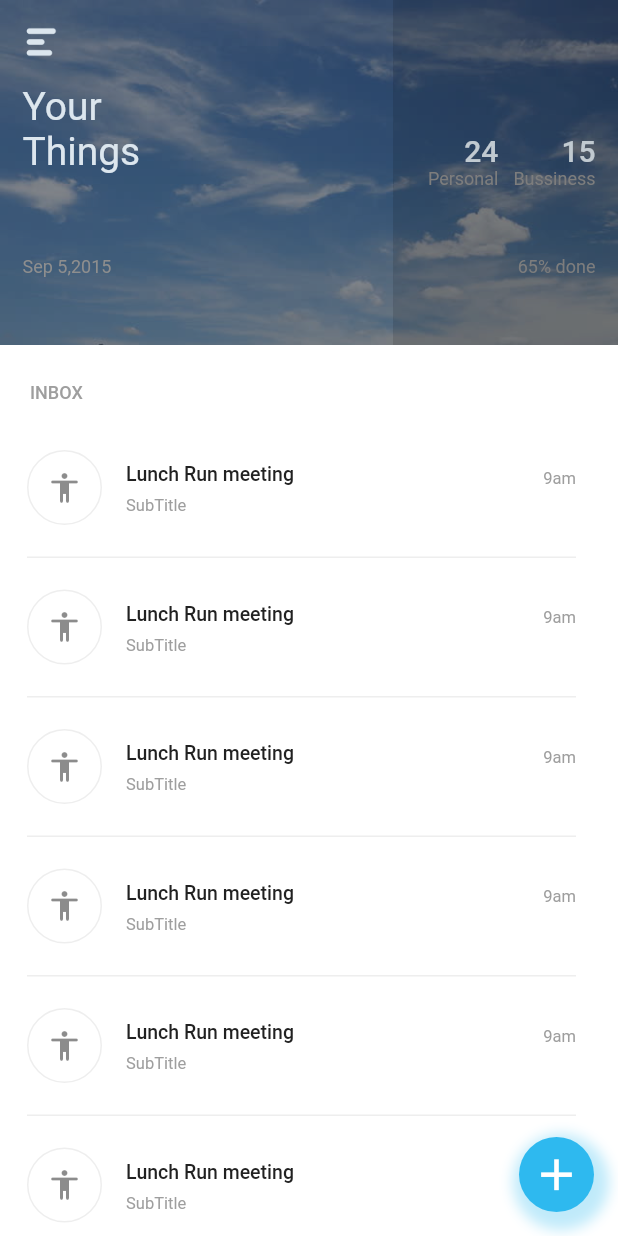
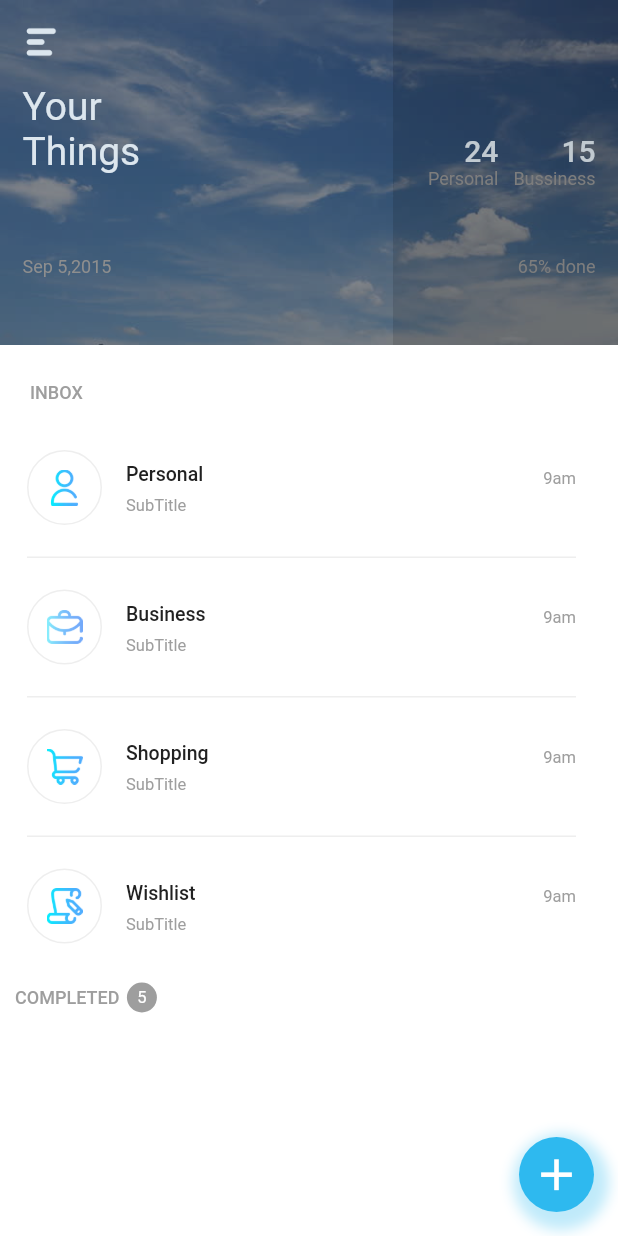
Before and after one commit to shaileshsuhagiya/todo-app-firebase-realtime, a Flutter app: the HomeScreen screen opened directly, on a phone screen of 412 x 824 dp. Run offline on Flutter 3.47's test engine with Material 2 defaults, Android fonts, the phone set to English and light mode, and no system bars; our stand-ins replace animated_theme_switcher, cached_network_image, cloud_firestore, file_picker, firebase_auth, firebase_core and 9 more; accounts and stored records are empty; Roboto replaces fonts that are missing (SFProText).

Commit message:
- Added animation and drop down category

```diff
--- a/lib/main.dart
+++ b/lib/main.dart
@@ -36,7 +36,7 @@
             builder: EasyLoading.init(),
             debugShowCheckedModeBanner: false,
             theme: myTheme,
-            home:email==null? LoginScreen():const HomeScreen(),
+            home:email==null? LoginScreen(): HomeScreen(),
           );
         },
       ),
--- a/lib/src/configs/app_colors.dart
+++ b/lib/src/configs/app_colors.dart
@@ -20,5 +20,6 @@
   static const skyTextColor = Color(0xffdce6ee);
   static const skyBackgroundTextColor = Color(0xff2eb9ef);
   static const btnColor = Color(0xff2dbaef);
+  static const backGroundColor = Color(0xff46539e);
 
 }
--- /dev/null
+++ b/lib/src/constant/asset.dart
@@ -0,0 +1,6 @@
+class Asset{
+  static const wishListCategory = 'assets/images/ic_wishlist_category.png';
+  static const shoppingCategory = 'assets/images/ic_shopping_category.png';
+  static const businessCategory = 'assets/images/ic_business_category.png';
+  static const personalCategory = 'assets/images/ic_personal_category.png';
+}
--- /dev/null
+++ b/lib/src/user_functionality/business_logic/models/category_model.dart
@@ -0,0 +1,10 @@
+class CategoryModel {
+  String categoryName;
+  String categoryImage;
+  int categoryId;
+
+  CategoryModel(
+      {required this.categoryId,
+      required this.categoryName,
+      required this.categoryImage});
+}
--- /dev/null
+++ b/lib/src/user_functionality/business_logic/view_models/home_view_model.dart
@@ -0,0 +1,25 @@
+import 'package:firebasedemo/src/constant/asset.dart';
+
+import '../models/base_model.dart';
+import '../models/category_model.dart';
+
+class HomeViewModel extends BaseModel {
+  List<CategoryModel> category = [
+    CategoryModel(
+        categoryId: 1,
+        categoryImage: Asset.personalCategory,
+        categoryName: 'Personal'),
+    CategoryModel(
+        categoryId: 2,
+        categoryImage: Asset.businessCategory,
+        categoryName: 'Business'),
+    CategoryModel(
+        categoryId: 3,
+        categoryImage: Asset.shoppingCategory,
+        categoryName: 'Shopping'),
+    CategoryModel(
+        categoryId: 4,
+        categoryImage: Asset.wishListCategory,
+        categoryName: 'Wishlist'),
+  ];
+}
--- a/lib/src/user_functionality/services/dependency_assembler_education.dart
+++ b/lib/src/user_functionality/services/dependency_assembler_education.dart
@@ -1,4 +1,5 @@
 import 'package:get_it/get_it.dart';
+import '../business_logic/view_models/home_view_model.dart';
 import '../business_logic/view_models/login_view_model.dart';
 import '../business_logic/view_models/multi_file_upload_view_model.dart';
 import '../business_logic/view_models/profile_view_model.dart';
@@ -17,4 +18,6 @@
 
   dependencyAssembler.registerFactory<MultiFileUploadViewModel>(
       () => MultiFileUploadViewModel());
+
+  dependencyAssembler.registerLazySingleton(() => HomeViewModel());
 }
--- a/lib/src/user_functionality/ui/views/home/home_screen.dart
+++ b/lib/src/user_functionality/ui/views/home/home_screen.dart
@@ -1,10 +1,16 @@
 import 'package:firebasedemo/src/configs/app_colors.dart';
+import 'package:flutter/foundation.dart';
 import 'package:flutter/material.dart';
+import 'package:flutter_staggered_animations/flutter_staggered_animations.dart';
 
+import '../../../business_logic/models/category_model.dart';
+import '../../../business_logic/view_models/home_view_model.dart';
+import '../../../services/dependency_assembler_education.dart';
 import 'add_new_thing_screen.dart';
 
 class HomeScreen extends StatelessWidget {
-  const HomeScreen({Key? key}) : super(key: key);
+  final HomeViewModel _homeViewModel = dependencyAssembler<HomeViewModel>();
+  HomeScreen({Key? key}) : super(key: key);
 
   @override
   Widget build(BuildContext context) {
@@ -142,16 +148,23 @@
                 padding: const EdgeInsets.fromLTRB(10, 0, 20, 20),
                 child: Column(
                   children: [
-                    ListView.separated(
+                    AnimationLimiter(
+                      child: ListView.separated(
                         padding:
                             const EdgeInsets.only(top: 5, left: 8, right: 8),
                         separatorBuilder: (context, index) =>
                             Container(height: 1, color: Colors.grey[200]),
                         shrinkWrap: true,
-                      itemCount: 10,
+                        itemCount: _homeViewModel.category.length,
                         physics: const NeverScrollableScrollPhysics(),
                         itemBuilder: (context, index) {
-                        return ListTile(
+                          CategoryModel category =
+                              _homeViewModel.category[index];
+                          return AnimationConfiguration.staggeredList(
+                            position: index,
+                            child: SlideAnimation(
+                              verticalOffset: 50.0,
+                              child: ListTile(
                                 contentPadding:
                                     const EdgeInsets.symmetric(vertical: 10),
                                 leading: Container(
@@ -162,10 +175,18 @@
                                       border: Border.all(
                                         color: Colors.grey[200]!,
                                       )),
-                            child: const Icon(Icons.accessibility_rounded),
+                                  child: Padding(
+                                    padding: const EdgeInsets.all(12.0),
+                                    child: Image.asset(
+                                      category.categoryImage,
+                                      fit: BoxFit.contain,
+                                      height: 20,
+                                      width: 20,
+                                    ),
+                                  ),
                                 ),
                                 title: Text(
-                            'Lunch Run meeting',
+                                  category.categoryName,
                                   style: TextStyle(
                                       fontSize: 13,
                                       color: Colors.grey[900],
@@ -188,8 +209,11 @@
                                     ),
                                   ),
                                 ),
+                              ),
+                            ),
                           );
                         },
+                      ),
                     ),
                     const SizedBox(height: 5),
                     Row(
@@ -232,6 +256,8 @@
             builder: (context) => const AddNewThingScreen(),
           ));
         },
+        child: Hero(
+          tag: "FloatingTag",
           child: Container(
             width: 50,
             height: 50,
@@ -250,6 +276,7 @@
             child: const Icon(Icons.add, color: AppColor.tileColor, size: 35),
           ),
         ),
+      ),
     );
   }
 }
--- a/pubspec.yaml
+++ b/pubspec.yaml
@@ -30,6 +30,7 @@
   firebase_storage: ^10.2.18
   file_picker: ^4.6.1
   flutter_easyloading: ^3.0.5
+  flutter_staggered_animations: ^1.1.1
 
 dev_dependencies:
   flutter_test:
```
Also changed, not shown: lib/src/user_functionality/business_logic/view_models/login_view_model.dart (+4 -5 lines), lib/src/user_functionality/ui/views/home/add_new_thing_screen.dart (+41 -5 lines), assets/images/ic_business_category.png (added), assets/images/ic_personal_category.png (added), assets/images/ic_shopping_category.png (added), assets/images/ic_wishlist_category.png (added), pubspec.lock. Lines whose indentation alone changed are shown as unchanged.
